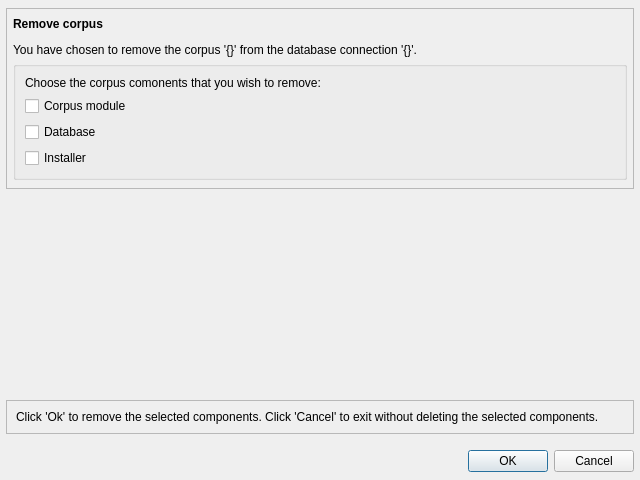
Old version of the form coquery/gui/ui/removeCorpus.ui in the repository gkunter/coquery.
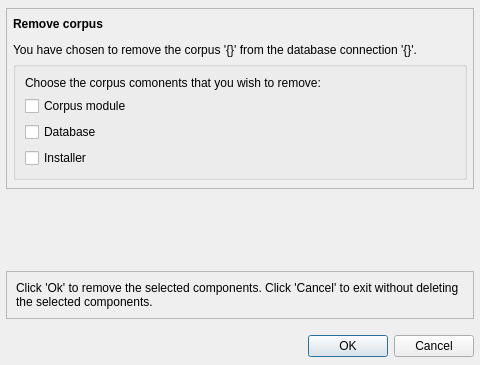
New version of the form.

Commit message: Move 'Build new corpus' to corpus manager

```diff
--- a/coquery/gui/ui/removeCorpus.ui
+++ b/coquery/gui/ui/removeCorpus.ui
@@ -6,8 +6,8 @@
    <rect>
     <x>0</x>
     <y>0</y>
-    <width>640</width>
-    <height>480</height>
+    <width>480</width>
+    <height>365</height>
    </rect>
   </property>
   <property name="windowTitle">
@@ -73,7 +73,7 @@
        </widget>
       </item>
       <item>
-       <widget class="QGroupBox" name="">
+       <widget class="QGroupBox" name="groupBox">
         <layout class="QVBoxLayout" name="verticalLayout">
          <item>
           <widget class="QLabel" name="label_4">
```
Left out of the diff: 2 changed lines with no effect on the pictures. The commit also changes 8 other files.
